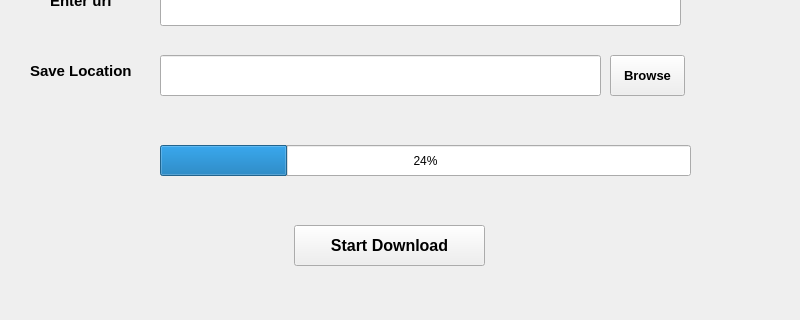
Old version of the form main.ui in the repository MohamedZidane11/file-downloader---video-downloader; both pictures show x 0 to 800 and y 174 to 494 of the 800 by 600 pixel window.
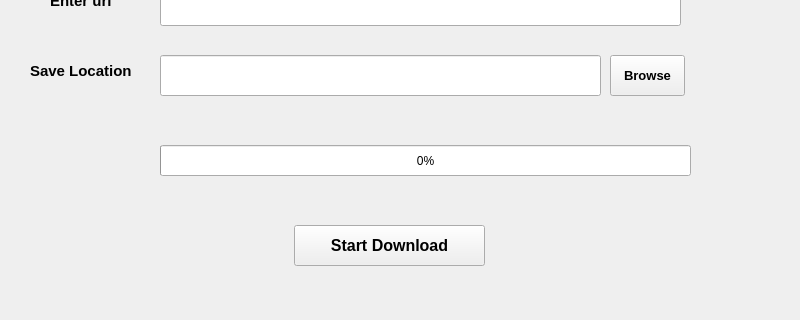
New version of the form. Icons and pictures are not drawn.

Commit message: adding file download function

```diff
--- a/main.ui
+++ b/main.ui
@@ -1365,7 +1365,7 @@
      </rect>
     </property>
     <property name="value">
-     <number>24</number>
+     <number>0</number>
     </property>
    </widget>
    <widget class="QPushButton" name="pushButton">
```
Left out of the diff: 2 changed lines with no effect on the pictures. The commit also changes 1 other file.
